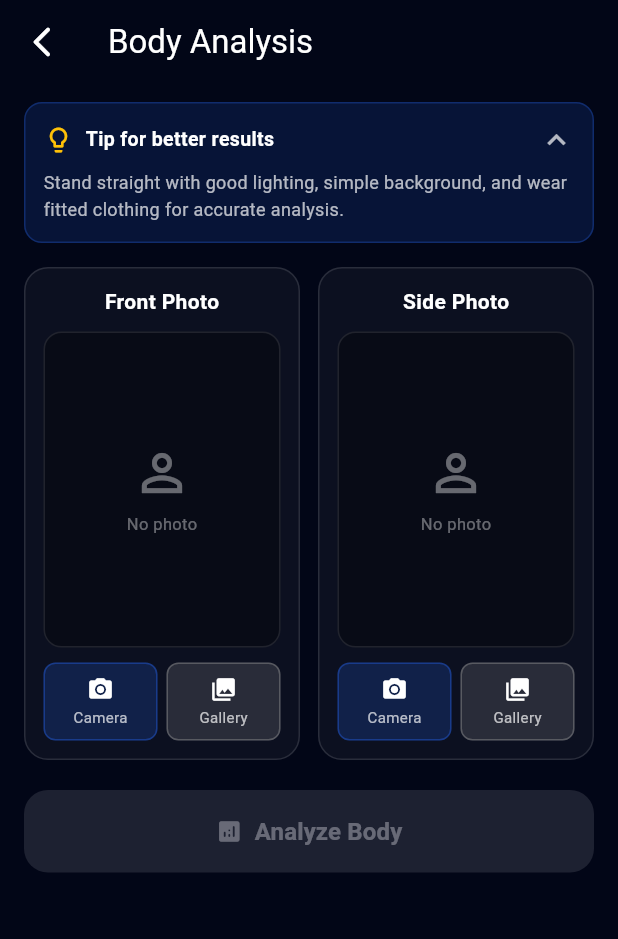
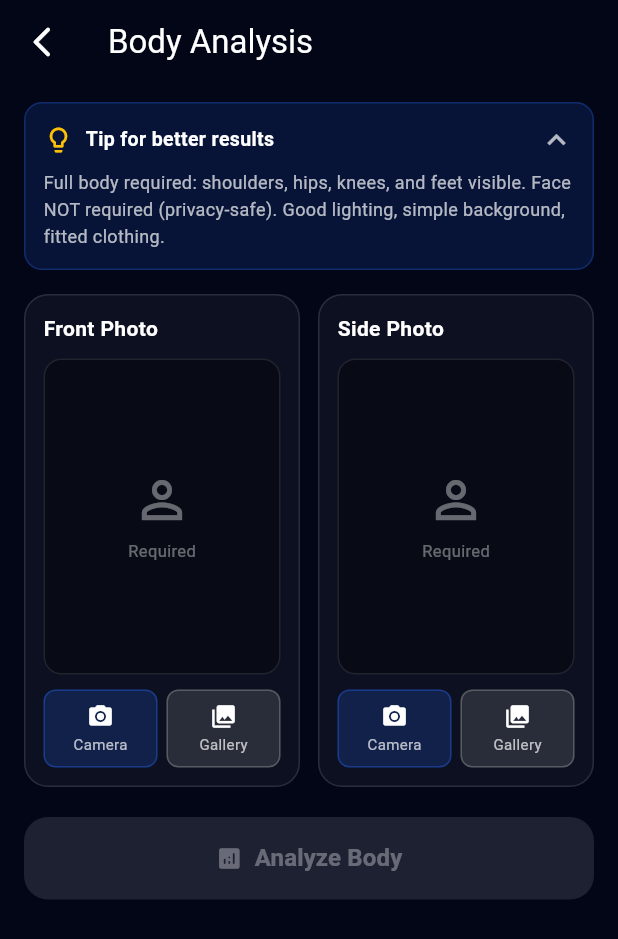
Before and after one commit to abbasmohamed999/bodytalk_server, a Flutter app: the BodyAnalysisCapturePage screen opened directly, after a tap on "Tip for better results", on a phone screen of 412 x 824 dp. Shown: the top 939 px of the screen. Run offline on Flutter 3.47's test engine with Material 3 defaults, Android fonts, the phone set to English and light mode, and no system bars; drawn by our look-alikes of flutter_animate; our stand-ins replace flutter_secure_storage, google_fonts, google_sign_in, image_picker, local_auth, shared_preferences and 1 more; missing offline and left inert: google_mlkit_image_labeling, google_mlkit_pose_detection; accounts and stored records are empty; Roboto replaces fonts that are missing (Tajawal).

Commit message:
C1) STRICT BODY ANALYSIS GATE - Privacy-Safe (NO FACE REQUIRED)
 PHASE C1 Implementation:

1 Strict ML Kit Pose Detection Validation:
   - Shoulders detection (mandatory)
   - Hips detection (mandatory)
   - Knees detection (mandatory)
   - Ankles/feet detection (mandatory)
   - NO FACE REQUIRED (privacy-by-design)
   - Multiple person rejection
   - Body cropping detection
   - Orientation validation (front vs side)

2 Zero Tolerance Policy:
   - Client-side validation BLOCKS invalid images
   - Backend never receives invalid images
   - NO guessing, NO auto-fix
   - Minimum confidence threshold: 0.5

3 Enhanced UX:
   - Green border + checkmark for validated photos
   - Clear localized error messages (EN/FR/AR)
   - Validating state with spinner
   - Updated tip: 'Face NOT required (privacy-safe)'
   - Analysis button disabled until BOTH photos valid

4 Updated Error Messages:
   - no_person_detected
   - multiple_persons
   - shoulders_not_detected
   - hips_not_detected
   - knees_not_detected
   - ankles_not_detected
   - torso_incomplete
   - body_cropped_lower
   - turn_for_side_photo
   - face_camera_front
   - validation_error

Files Modified:
- lib/services/pose_validation_service.dart (strict validation)
- lib/pages/body_analysis_capture_page.dart (enhanced UI)

Next: C2 - Camera Overlay Guidance

```diff
--- a/lib/pages/body_analysis_capture_page.dart
+++ b/lib/pages/body_analysis_capture_page.dart
@@ -354,9 +354,12 @@ class _BodyAnalysisCapturePageState extends State<BodyAnalysisCapturePage> {
               const SizedBox(height: 8),
               Text(
                 BodyTalkApp.tr(context,
-                    en: 'Stand straight with good lighting, simple background, and wear fitted clothing for accurate analysis.',
-                    fr: 'Tenez-vous droit avec un bon éclairage, un fond simple, et portez des vêtements ajustés pour une analyse précise.',
-                    ar: 'قف بوضعية مستقيمة مع إضاءة جيدة وخلفية بسيطة وارتدِ ملابس محددة للحصول على تحليل دقيق.'),
+                    en:
+                        'Full body required: shoulders, hips, knees, and feet visible. Face NOT required (privacy-safe). Good lighting, simple background, fitted clothing.',
+                    fr:
+                        'Corps entier requis : épaules, hanches, genoux et pieds visibles. Visage NON requis (respect de la vie privée). Bon éclairage, fond simple, vêtements ajustés.',
+                    ar:
+                        'جسم كامل مطلوب: كتفين، وركين، ركبتين وقدمين ظاهرة. الوجه غير مطلوب (حفظ الخصوصية). إضاءة جيدة، خلفية بسيطة، ملابس محددة.'),
                 style: GoogleFonts.tajawal(
                   color: Colors.white70,
                   fontSize: 12,
@@ -378,27 +381,40 @@ class _BodyAnalysisCapturePageState extends State<BodyAnalysisCapturePage> {
     required Color primaryBlue,
     bool isValidating = false,
   }) {
+    final isValid = image != null;
     return Container(
       decoration: BoxDecoration(
         color: Colors.white.withValues(alpha: 0.04),
         borderRadius: BorderRadius.circular(16),
         border: Border.all(
-          color: image != null
-              ? Colors.green.withValues(alpha: 0.5)
+          color: isValid
+              ? Colors.green.withValues(alpha: 0.6)
               : Colors.white.withValues(alpha: 0.12),
-          width: image != null ? 2 : 1,
+          width: isValid ? 2.5 : 1,
         ),
       ),
       padding: const EdgeInsets.all(12),
       child: Column(
         children: [
-          Text(
+          Row(
+            children: [
+              Expanded(
+                child: Text(
                   title,
                   style: GoogleFonts.tajawal(
                     color: Colors.white,
                     fontSize: 14,
                     fontWeight: FontWeight.w600,
                   ),
+                ),
+              ),
+              if (isValid)
+                const Icon(
+                  Icons.check_circle,
+                  color: Colors.green,
+                  size: 20,
+                ),
+            ],
           ),
           const SizedBox(height: 10),
           AspectRatio(
@@ -410,16 +426,19 @@ class _BodyAnalysisCapturePageState extends State<BodyAnalysisCapturePage> {
                 border: Border.all(color: Colors.white.withValues(alpha: 0.1)),
               ),
               child: isValidating
-                  ? const Center(
+                  ? Center(
                       child: Column(
                         mainAxisAlignment: MainAxisAlignment.center,
                         children: [
-                          CircularProgressIndicator(color: Colors.white),
-                          SizedBox(height: 10),
+                          const CircularProgressIndicator(color: Colors.white),
+                          const SizedBox(height: 10),
                           Text(
-                            'Validating...',
-                            style:
-                                TextStyle(color: Colors.white70, fontSize: 12),
+                            BodyTalkApp.tr(context,
+                                en: 'Validating...',
+                                fr: 'Validation...',
+                                ar: 'جاري التحقق...'),
+                            style: const TextStyle(
+                                color: Colors.white70, fontSize: 12),
                           ),
                         ],
                       ),
@@ -437,9 +456,9 @@ class _BodyAnalysisCapturePageState extends State<BodyAnalysisCapturePage> {
                             const SizedBox(height: 6),
                             Text(
                               BodyTalkApp.tr(context,
-                                  en: 'No photo',
-                                  fr: 'Aucune photo',
-                                  ar: 'لا توجد صورة'),
+                                  en: 'Required',
+                                  fr: 'Requis',
+                                  ar: 'مطلوب'),
                               style: GoogleFonts.tajawal(
                                 color: Colors.white38,
                                 fontSize: 11,
```
Also changed, not shown: lib/services/pose_validation_service.dart (+257 -93 lines). Lines whose indentation alone changed are shown as unchanged.
